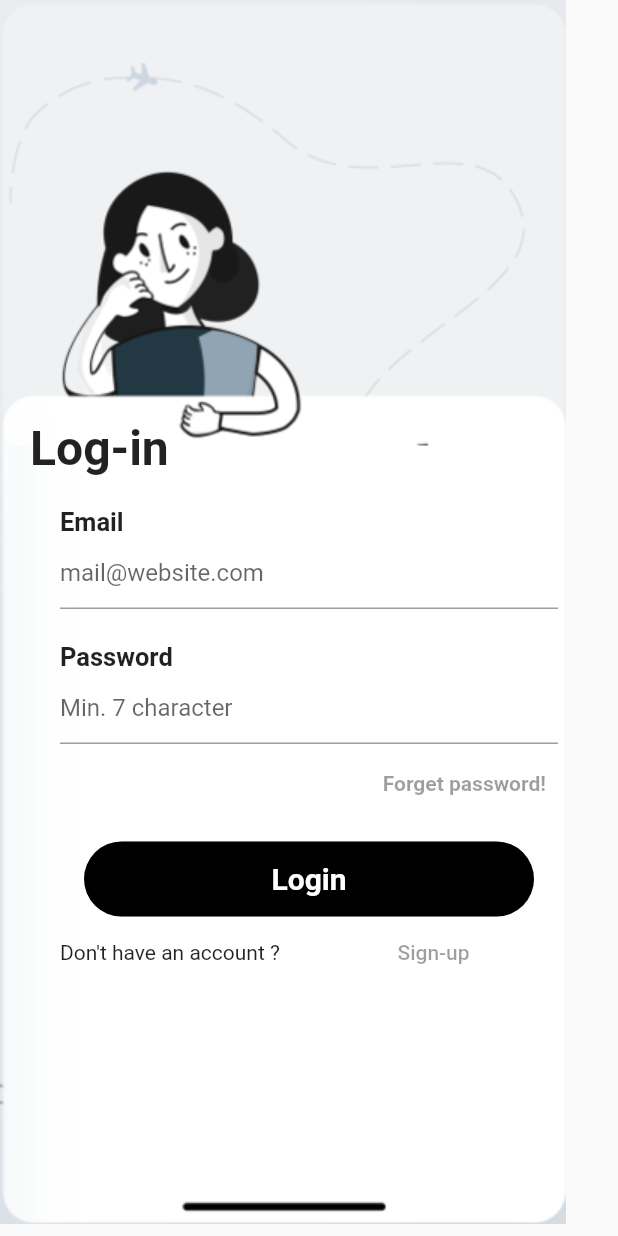
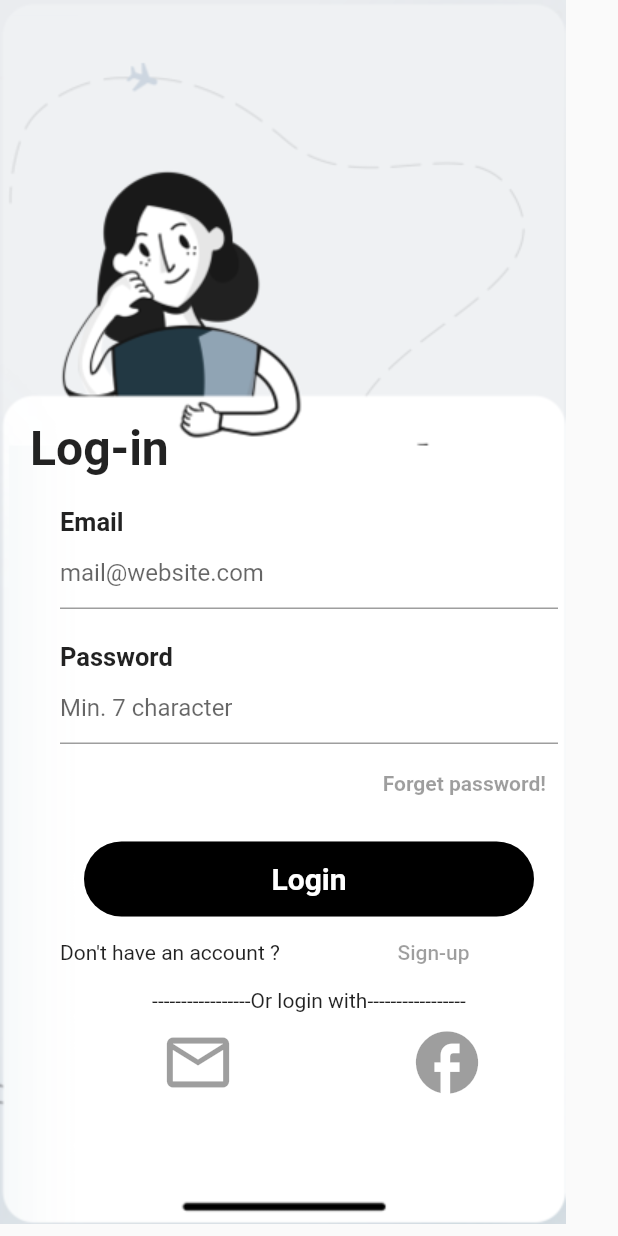
Before and after one commit to Taivanjargal11/Flutter-project-1, a Flutter app: the screen it shows after launch, on a phone screen of 412 x 824 dp. Run offline on Flutter 3.47's test engine with Material 2 defaults, Android fonts, the phone set to English and light mode, and no system bars.

Commit message:
login screen done

```diff
--- a/lib/main.dart
+++ b/lib/main.dart
@@ -12,15 +12,6 @@ class MyApp extends StatelessWidget {
     return MaterialApp(
       title: 'Flutter Demo',
       theme: ThemeData(
-        // This is the theme of your application.
-        //
-        // Try running your application with "flutter run". You'll see the
-        // application has a blue toolbar. Then, without quitting the app, try
-        // changing the primarySwatch below to Colors.green and then invoke
-        // "hot reload" (press "r" in the console where you ran "flutter run",
-        // or simply save your changes to "hot reload" in a Flutter IDE).
-        // Notice that the counter didn't reset back to zero; the application
-        // is not restarted.
         primarySwatch: Colors.blue,
       ),
       home: MyHomePage(title: 'Log in'),
@@ -167,7 +158,30 @@ class _MyHomePageState extends State<MyHomePage> {
                                         "Sign-up",
                                       ))),
                             ],
-                          )
+                          ),
+                          Row(
+                            mainAxisAlignment: MainAxisAlignment.center,
+                            children: const <Widget>[
+                              Text(
+                                  "-----------------Or login with-----------------"),
+                            ],
+                          ),
+                          Container(
+                            child: Row(
+                              mainAxisAlignment: MainAxisAlignment.spaceAround,
+                              children: const <Widget>[
+                                IconButton(
+
+                                    icon: const Icon(Icons.mail_outline,size: 50,),
+                                    tooltip: 'E-Mail',
+                                    onPressed: null),
+                                IconButton(
+                                    icon: const Icon(Icons.facebook,size: 50,),
+                                    tooltip: 'Facebook',
+                                    onPressed: null),
+                              ],
+                            ),
+                          ),
                         ],
                       ),
                     ),
```
